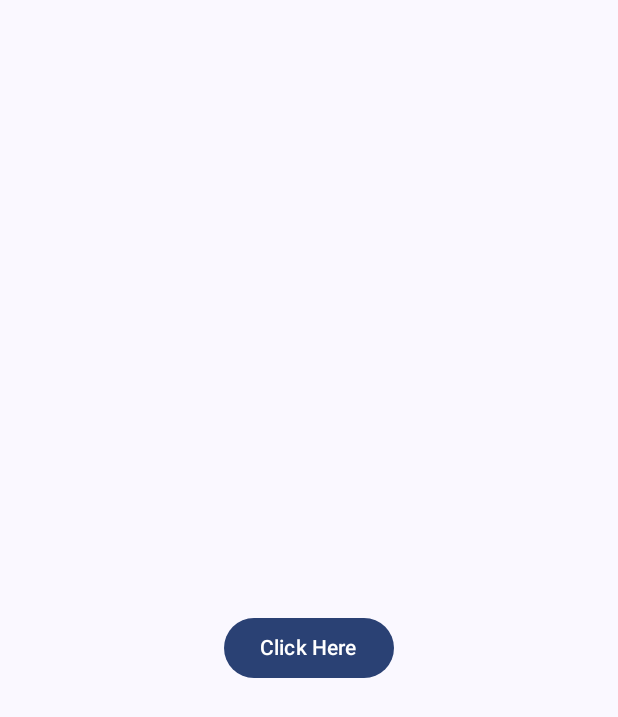
After one commit to bernard-ng/unh-medifax-android, an Android app built with Jetpack Compose: the composable CameraScreen shown on its own in the app's theme, on a phone screen of 412 x 824 dp. The commit adds this screen. Shown: the top 717 px of the screen. Run offline under Robolectric (Android 15) with nearby library versions, the phone set to English and light mode, and no system bars.

Commit message:
create CameraScreen

```diff
--- a/app/src/main/java/tech/devscast/medifax/MainActivity.kt
+++ b/app/src/main/java/tech/devscast/medifax/MainActivity.kt
@@ -5,6 +5,7 @@ import androidx.activity.ComponentActivity
 import androidx.activity.compose.setContent
 import tech.devscast.medifax.ui.screens.EventHandlingScreen
 import tech.devscast.medifax.ui.screens.OnboardingScreen
+import tech.devscast.medifax.ui.screens.SplashScreen
 import tech.devscast.medifax.ui.screens.TouchDrawingScreen
 import tech.devscast.medifax.ui.theme.MedifaxTheme
 
@@ -13,7 +14,7 @@ class MainActivity : ComponentActivity() {
         super.onCreate(savedInstanceState)
         setContent {
             MedifaxTheme {
-                EventHandlingScreen()
+                SplashScreen()
             }
         }
     }
--- /dev/null
+++ b/app/src/main/java/tech/devscast/medifax/ui/screens/CameraScreen.kt
@@ -0,0 +1,44 @@
+package tech.devscast.medifax.ui.screens
+
+import androidx.compose.foundation.layout.Arrangement
+import androidx.compose.foundation.layout.Box
+import androidx.compose.foundation.layout.Column
+import androidx.compose.foundation.layout.fillMaxSize
+import androidx.compose.foundation.layout.padding
+import androidx.compose.material3.Button
+import androidx.compose.material3.Text
+import androidx.compose.runtime.Composable
+import androidx.compose.ui.Alignment
+import androidx.compose.ui.Modifier
+import androidx.compose.ui.tooling.preview.Preview
+import androidx.compose.ui.unit.dp
+import tech.devscast.medifax.ui.theme.MedifaxTheme
+
+@Composable
+fun CameraScreen() {
+    Column(
+        modifier = Modifier
+            .fillMaxSize()
+            .padding(20.dp),
+        horizontalAlignment = Alignment.CenterHorizontally,
+        verticalArrangement = Arrangement.Center
+    ) {
+        Box(
+            modifier = Modifier.padding(20.dp),
+        ) {
+        }
+        Button(
+            onClick = { },
+        ) {
+            Text(text = "Click Here")
+        }
+    }
+}
+
+@Preview(device = "id:pixel_8_pro", showSystemUi = true, showBackground = true)
+@Composable
+fun PreviewCameraScreen() {
+    MedifaxTheme {
+        CameraScreen()
+    }
+}
```
